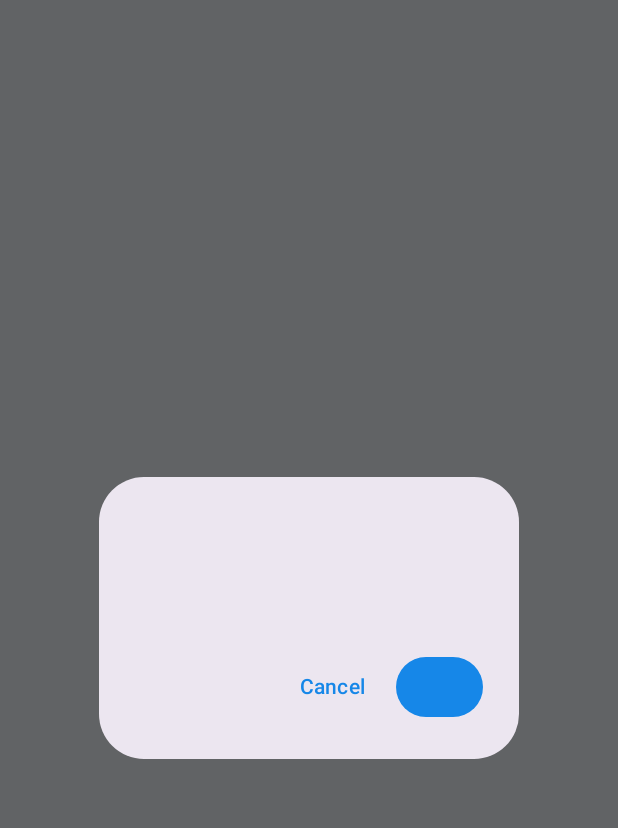
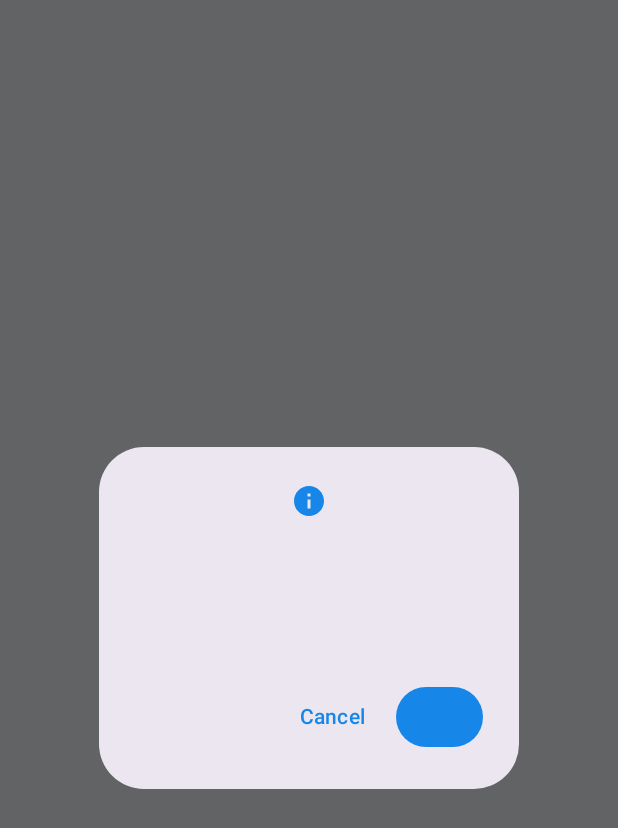
Before and after one commit to Ishara2004/Uni-Leca, an Android app built with Jetpack Compose: the composable ConfirmDialog called with empty values, on a phone screen of 412 x 824 dp. Shown: the top 828 px of the screen. Run offline under Robolectric (Android 15) with nearby library versions, the phone set to English and light mode, and no system bars.

Commit message:
Add meaningful icons to confirmation alerts

```diff
--- a/app/src/main/java/com/example/ui/components/AppDialogs.kt
+++ b/app/src/main/java/com/example/ui/components/AppDialogs.kt
@@ -1,6 +1,9 @@
 package com.example.ui.components
 
 import androidx.compose.foundation.clickable
+import androidx.compose.material.icons.Icons
+import androidx.compose.material.icons.filled.Info
+import androidx.compose.material.icons.filled.WarningAmber
 import androidx.compose.foundation.layout.*
 import androidx.compose.foundation.rememberScrollState
 import androidx.compose.foundation.verticalScroll
@@ -232,6 +235,13 @@ fun ConfirmDialog(
 ) {
     AlertDialog(
         onDismissRequest = onDismiss,
+        icon = {
+            Icon(
+                imageVector = if (destructive) Icons.Default.WarningAmber else Icons.Default.Info,
+                contentDescription = null,
+                tint = if (destructive) MaterialTheme.colorScheme.error else MaterialTheme.colorScheme.primary
+            )
+        },
         title = { Text(title) },
         text = { Text(message) },
         confirmButton = {
```
